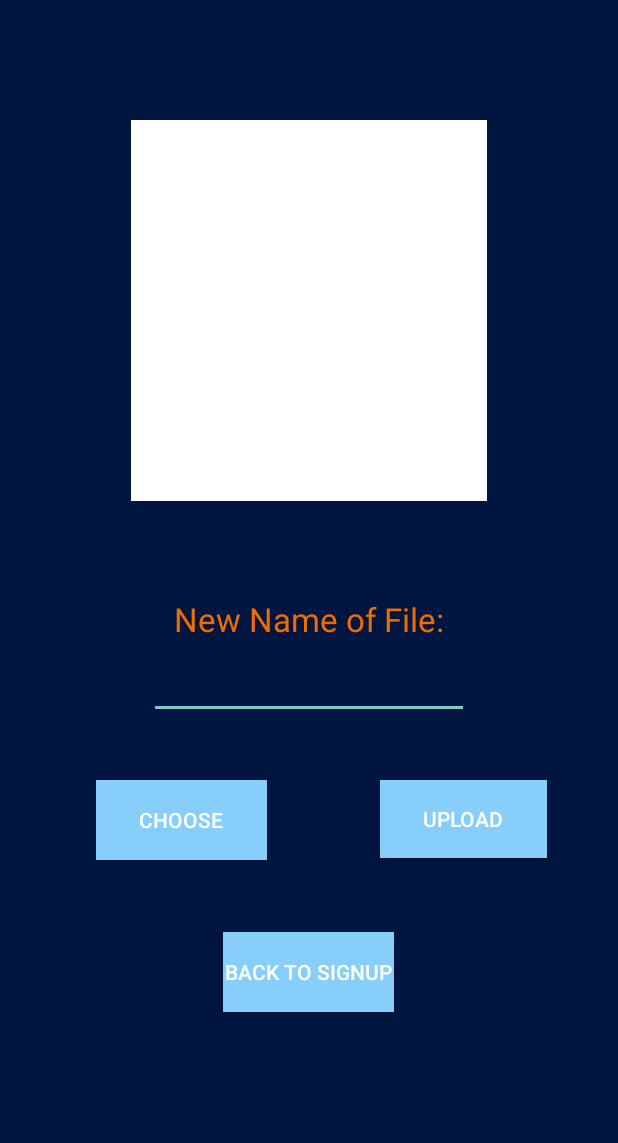
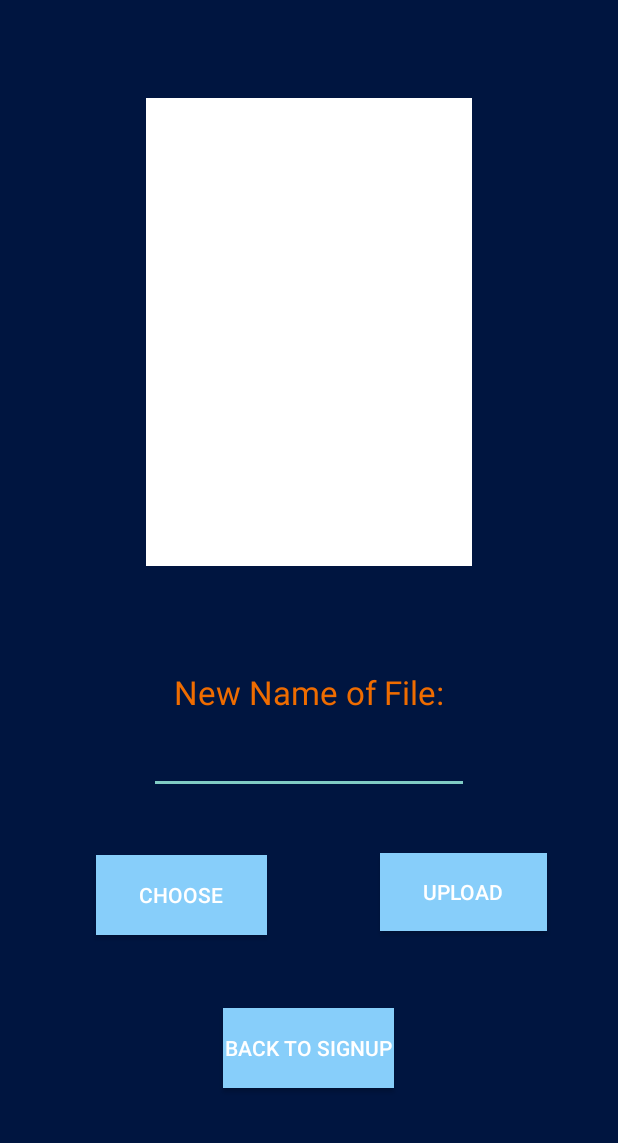
Before and after one commit to michael-mcclung/uSecure, an Android app: the UploadPhotoActivity screen opened directly, with no data from a screen before it, on a phone screen of 412 x 824 dp, the part 93-1236 px from its top. Run offline under Robolectric (Android 15) with nearby library versions, the phone set to English and light mode, and no system bars; our stand-ins replace Firebase (no records; nobody signed in at launch, a user with empty details on screens opened directly).

Commit message:
fixed update photo page, if user specifies name of file, firebase storage will update the photo with the same name and delete old photo

```diff
--- a/app/src/main/res/layout/activity_upload_photo.xml
+++ b/app/src/main/res/layout/activity_upload_photo.xml
@@ -37,14 +37,66 @@
 
     <ImageView
         android:id="@+id/imgView"
-        android:layout_width="237dp"
-        android:layout_height="254dp"
+        android:layout_width="217dp"
+        android:layout_height="312dp"
         android:background="#FFFFFF"
         app:layout_constraintBottom_toBottomOf="parent"
         app:layout_constraintEnd_toEndOf="parent"
         app:layout_constraintStart_toStartOf="parent"
         app:layout_constraintTop_toTopOf="parent"
         app:layout_constraintVertical_bias="0.249" />
+
+    <EditText
+        android:id="@+id/userSetImageName"
+        android:layout_width="wrap_content"
+        android:layout_height="wrap_content"
+        android:ems="10"
+        android:inputType="textPersonName"
+        app:layout_constraintBottom_toBottomOf="parent"
+        app:layout_constraintEnd_toEndOf="parent"
+        app:layout_constraintStart_toStartOf="parent"
+        app:layout_constraintTop_toTopOf="parent"
+        app:layout_constraintVertical_bias="0.701" />
+
+    <Button
+        android:id="@+id/btnChoose"
+        android:layout_width="114dp"
+        android:layout_height="53dp"
+        android:layout_weight="1"
+        android:background="#87cefa"
+        android:text="Choose"
+        app:layout_constraintBottom_toBottomOf="parent"
+        app:layout_constraintEnd_toEndOf="parent"
+        app:layout_constraintHorizontal_bias="0.215"
+        app:layout_constraintStart_toStartOf="parent"
+        app:layout_constraintTop_toTopOf="parent"
+        app:layout_constraintVertical_bias="0.82" />
+
+    <Button
+        android:id="@+id/backToSettingsBtn"
+        android:layout_width="114dp"
+        android:layout_height="53dp"
+        android:background="#87cefa"
+        android:text="BACK TO SIGNUP"
+        app:layout_constraintBottom_toBottomOf="parent"
+        app:layout_constraintEnd_toEndOf="parent"
+        app:layout_constraintHorizontal_bias="0.498"
+        app:layout_constraintStart_toStartOf="parent"
+        app:layout_constraintTop_toTopOf="parent"
+        app:layout_constraintVertical_bias="0.952" />
+
+    <TextView
+        android:id="@+id/textView"
+        android:layout_width="wrap_content"
+        android:layout_height="wrap_content"
+        android:text="New Name of File:"
+        android:textColor="#EF6C00"
+        android:textSize="22sp"
+        app:layout_constraintBottom_toBottomOf="parent"
+        app:layout_constraintEnd_toEndOf="parent"
+        app:layout_constraintStart_toStartOf="parent"
+        app:layout_constraintTop_toTopOf="parent"
+        app:layout_constraintVertical_bias="0.64" />
 
     <Button
         android:id="@+id/btnUpload"
@@ -58,58 +110,6 @@
         app:layout_constraintHorizontal_bias="0.843"
         app:layout_constraintStart_toStartOf="parent"
         app:layout_constraintTop_toTopOf="parent"
-        app:layout_constraintVertical_bias="0.754" />
-
-    <Button
-        android:id="@+id/btnChoose"
-        android:layout_width="114dp"
-        android:layout_height="53dp"
-        android:layout_weight="1"
-        android:background="#87cefa"
-        android:text="Choose"
-        app:layout_constraintBottom_toBottomOf="parent"
-        app:layout_constraintEnd_toEndOf="parent"
-        app:layout_constraintHorizontal_bias="0.215"
-        app:layout_constraintStart_toStartOf="parent"
-        app:layout_constraintTop_toTopOf="parent"
-        app:layout_constraintVertical_bias="0.755" />
-
-    <Button
-        android:id="@+id/backToSettingsBtn"
-        android:layout_width="114dp"
-        android:layout_height="53dp"
-        android:background="#87cefa"
-        android:text="BACK TO SIGNUP"
-        app:layout_constraintBottom_toBottomOf="parent"
-        app:layout_constraintEnd_toEndOf="parent"
-        app:layout_constraintHorizontal_bias="0.498"
-        app:layout_constraintStart_toStartOf="parent"
-        app:layout_constraintTop_toTopOf="parent"
-        app:layout_constraintVertical_bias="0.887" />
-
-    <TextView
-        android:id="@+id/textView"
-        android:layout_width="wrap_content"
-        android:layout_height="wrap_content"
-        android:text="New Name of File:"
-        android:textColor="#EF6C00"
-        android:textSize="22sp"
-        app:layout_constraintBottom_toBottomOf="parent"
-        app:layout_constraintEnd_toEndOf="parent"
-        app:layout_constraintStart_toStartOf="parent"
-        app:layout_constraintTop_toTopOf="parent"
-        app:layout_constraintVertical_bias="0.579" />
-
-    <EditText
-        android:id="@+id/userSetImageName"
-        android:layout_width="wrap_content"
-        android:layout_height="wrap_content"
-        android:ems="10"
-        android:inputType="textPersonName"
-        app:layout_constraintBottom_toBottomOf="parent"
-        app:layout_constraintEnd_toEndOf="parent"
-        app:layout_constraintStart_toStartOf="parent"
-        app:layout_constraintTop_toTopOf="parent"
-        app:layout_constraintVertical_bias="0.637" />
+        app:layout_constraintVertical_bias="0.817" />
 
 </androidx.constraintlayout.widget.ConstraintLayout>
```
Also changed, not shown: app/src/main/java/com/example/usecure/UpdateUserPhotoActivity.java (+37 -84 lines), app/src/main/res/layout/activity_update_user_photo.xml (+21 -34 lines).
